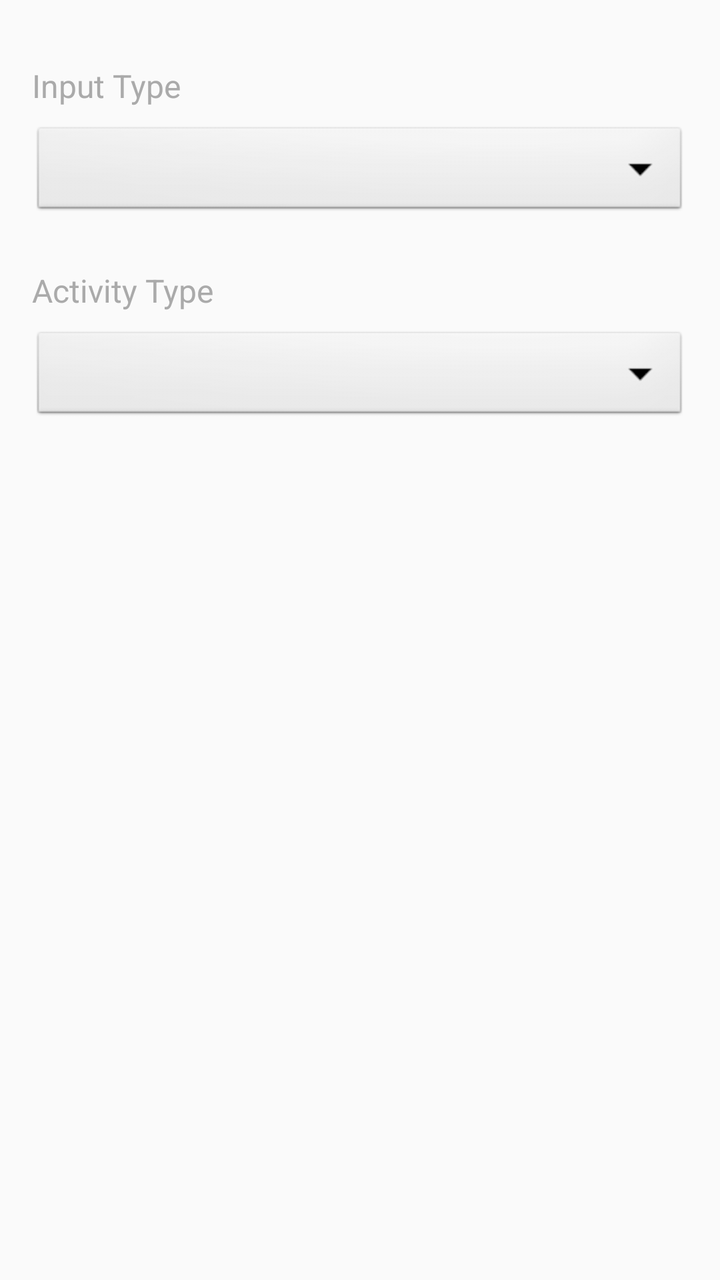
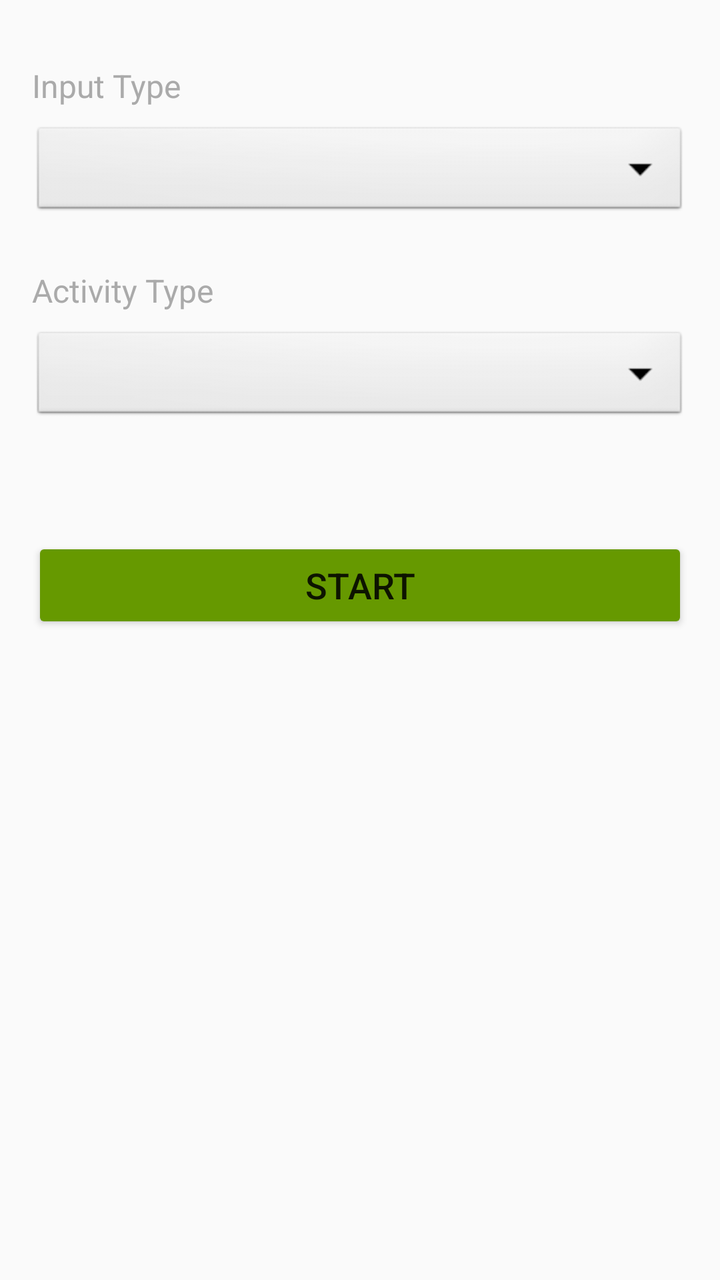

Compare the two renders of this Android layout. The source of the first and the diff that turns it into the second are given below.
<!-- AndroidManifest.xml: application theme Theme.Kunlong_He_MyRuns2 -->
<!-- res/layout/fragment_start.xml -->
<LinearLayout xmlns:android="http://schemas.android.com/apk/res/android"
    xmlns:tools="http://schemas.android.com/tools"
    android:layout_width="match_parent"
    android:layout_height="match_parent"
    android:orientation="vertical"
    android:padding="16dp">

    <TextView
        android:layout_width="match_parent"
        android:layout_height="wrap_content"
        android:text="Input Type"
        android:textSize="16sp"
        android:textColor="@android:color/darker_gray"
        android:layout_marginTop="16dp"
        android:layout_marginBottom="8dp" />

    <Spinner
        android:id="@+id/spinner_input_type"
        android:layout_width="match_parent"
        android:layout_height="wrap_content"
        android:layout_marginBottom="24dp"
        android:spinnerMode="dropdown"
        android:background="@android:drawable/btn_dropdown" />

    <TextView
        android:layout_width="match_parent"
        android:layout_height="wrap_content"
        android:text="Activity Type"
        android:textSize="16sp"
        android:textColor="@android:color/darker_gray"
        android:layout_marginBottom="8dp" />

    <Spinner
        android:id="@+id/spinner_activity_type"
        android:layout_width="match_parent"
        android:layout_height="wrap_content"
        android:layout_marginBottom="24dp"
        android:spinnerMode="dropdown"
        android:background="@android:drawable/btn_dropdown" />

</LinearLayout>
<!-- resources referenced by this layout -->
<resources>
  <style name="Theme.Kunlong_He_MyRuns2" parent="Theme.AppCompat.Light.DarkActionBar">
          <item name="colorPrimary">@color/gray_500</item>
          <item name="colorPrimaryDark">@color/gray_700</item>
          <item name="colorAccent">@color/teal_200</item>
      </style>
  <color name="gray_500">#FF607D8B</color>
  <color name="gray_700">#FF455A64</color>
  <color name="teal_200">#FF03DAC5</color>
</resources>

<!-- the commit's change to res/layout/fragment_start.xml (unified diff, before → after) -->
@@ -38,4 +38,13 @@
         android:spinnerMode="dropdown"
         android:background="@android:drawable/btn_dropdown" />
 
+    <Button
+        android:id="@+id/button_start"
+        android:layout_width="match_parent"
+        android:layout_height="wrap_content"
+        android:text="Start"
+        android:textSize="18sp"
+        android:layout_marginTop="32dp"
+        android:backgroundTint="@android:color/holo_green_dark" />
+
 </LinearLayout>
